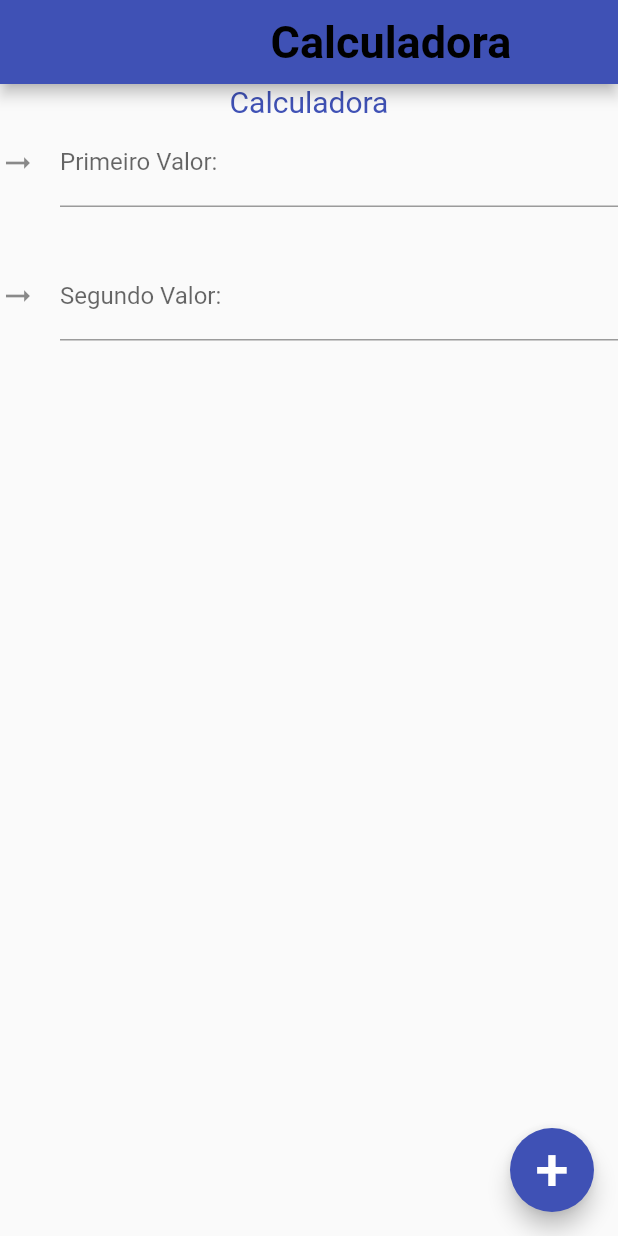
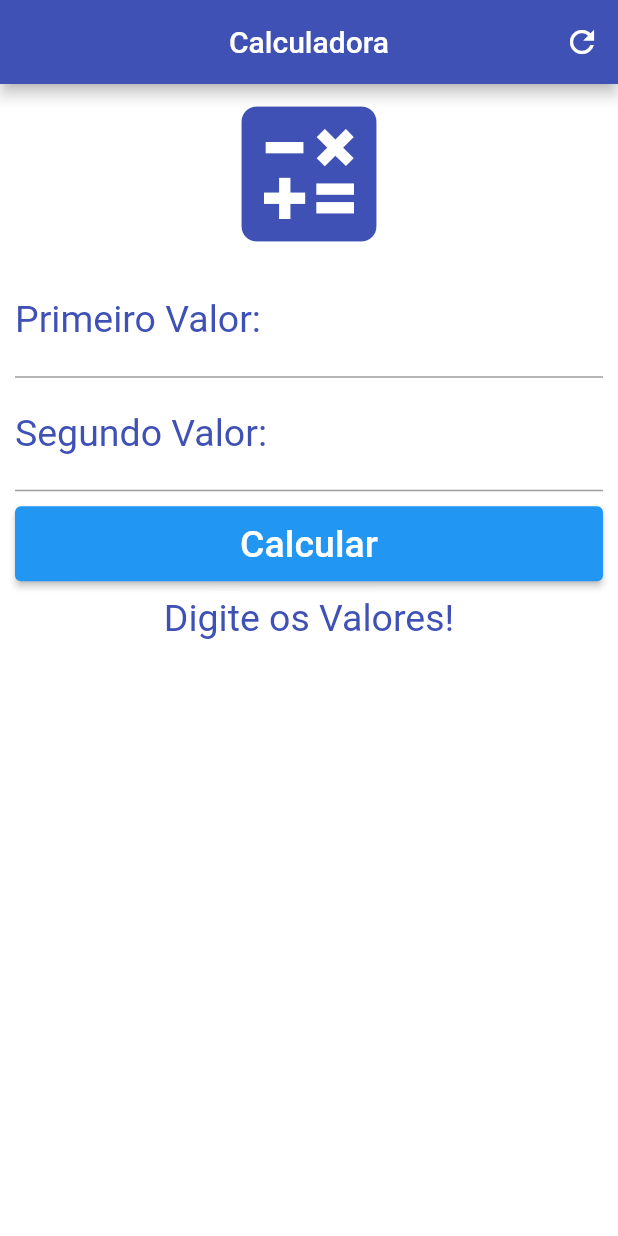
Before and after one commit to ricardomagalhaespita/flutter-study, a Flutter app: the screen it shows after launch, on a phone screen of 412 x 824 dp. Run offline on Flutter 3.47's test engine with Material 2 defaults, Android fonts, the phone set to English and light mode, and no system bars.

Commit message:
First Commit

```diff
--- a/lib/aula-05.dart
+++ b/lib/aula-05.dart
@@ -29,12 +29,12 @@ class _homePageState extends State<homePage> {
   Widget build(BuildContext context) {
     return Scaffold(
         appBar: AppBar(
-        title: Text("                      Calculadora", style: TextStyle(fontSize: 30, color: Colors.black, fontWeight: FontWeight.bold),
+        title: Text("Calculadora", style: TextStyle(fontSize: 30, color: Colors.black, fontWeight: FontWeight.bold),
 
         )
         ),
         body: Column(children:  [
-          Text("Calculadora", style: TextStyle(fontSize: 20, color: Colors.indigo),textAlign: TextAlign.center,),
+          Text("Calculadora", style: TextStyle(fontSize: 20, color: Colors.indigo),textAlign: TextAlign.center, ),
 
           TextFormField(
             decoration: const InputDecoration(
--- /dev/null
+++ b/lib/calculadora.dart
@@ -0,0 +1,102 @@
+import 'package:flutter/material.dart';
+
+
+
+class Home extends StatefulWidget {
+  const Home({super.key});
+
+
+  @override
+  State<Home> createState() => _HomeState();
+}
+
+class _HomeState extends State<Home> {
+  TextEditingController primeiroController = TextEditingController();
+  TextEditingController segundoController = TextEditingController();
+
+  String _infoText = "Digite os Valores!";
+
+  void _resetFields(){
+    primeiroController.text = "";
+    segundoController.text = "";
+    setState(() {
+      _infoText = "Digite os Valores!";
+    });
+
+  }
+
+  void _calculate(){
+    double primeiro = double.parse(primeiroController.text);
+    double segundo = double.parse(segundoController.text);
+    double soma = primeiro + segundo;
+    double subtracao = primeiro - segundo;
+    double multiplicacao = primeiro * segundo;
+    double divisao = primeiro / segundo;
+    setState(() {
+    _infoText = "A soma dos valores é: $soma\n A subtração dos valores é: $subtracao\n A multiplicação dos valores é: $multiplicacao\n A divisão dos valores é: $divisao\n";
+    });
+  }
+
+  @override
+  Widget build(BuildContext context) {
+    return Scaffold(
+      appBar: AppBar(
+        title: Text("Calculadora"),
+        centerTitle: true,
+        backgroundColor: Colors.indigo,
+        actions: <Widget>[
+          IconButton(
+            icon: Icon(Icons.refresh),
+            onPressed: _resetFields,
+          )
+        ],
+      ),
+      backgroundColor: Colors.white,
+      body: SingleChildScrollView(
+        padding: EdgeInsets.fromLTRB(10.0, 0.0, 10.0, 0.0),
+        child: Column(
+          crossAxisAlignment: CrossAxisAlignment.stretch,
+          children: <Widget>[
+            Icon(Icons.calculate, size: 120.0, color: Colors.indigo),
+            TextField(
+              keyboardType: TextInputType.number,
+              decoration: InputDecoration(
+                  labelText: "Primeiro Valor:",
+                  labelStyle: TextStyle(color: Colors.indigo)),
+              textAlign: TextAlign.center,
+              style: TextStyle(color: Colors.indigo, fontSize: 25.0),
+              controller: primeiroController,
+            ),
+            TextField(
+              keyboardType: TextInputType.number,
+              decoration: InputDecoration(
+                  labelText: "Segundo Valor:",
+                  labelStyle: TextStyle(color: Colors.indigo)),
+              textAlign: TextAlign.center,
+              style: TextStyle(color: Colors.indigo, fontSize: 25.0),
+              controller: segundoController,
+            ),
+            Padding(
+              padding: EdgeInsets.only(top: 10.0, bottom: 10.0),
+              child: Container(
+                height: 50.0,
+                child: ElevatedButton(
+                  onPressed: _calculate,
+                  child: Text(
+                    "Calcular",
+                    style: TextStyle(color: Colors.white, fontSize: 25.0),
+                  ),
+                ),
+              ),
+            ),
+            Text(
+              _infoText,
+              textAlign: TextAlign.center,
+              style: TextStyle(color: Colors.indigo, fontSize: 25.0),
+            )
+          ],
+        ),
+      ),
+    );
+  }
+}
--- a/lib/main.dart
+++ b/lib/main.dart
@@ -1,9 +1,12 @@
 import 'package:flutter/material.dart';
 
-import 'aula-05.dart';
+import 'calculadora.dart';
 
 void main() {
-  runApp(const MyApp());
+  runApp(MaterialApp(
+    debugShowCheckedModeBanner: false,
+    home: Home(),
+  ));
 }
 
 // class MyApp extends StatelessWidget {
```
